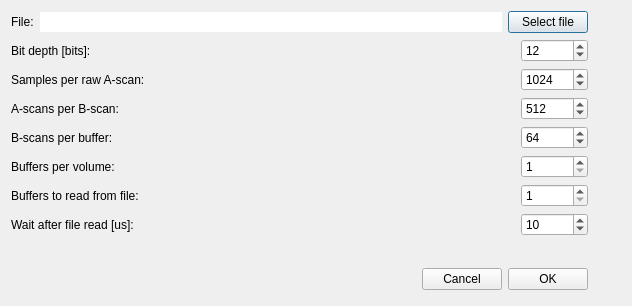
First picture: the form in octproz_project/octproz_plugins/octproz_virtual_oct_system/src/virtualoctsystemsettingsdialog.ui, repository spectralcode/OCTproZ, before the edit.
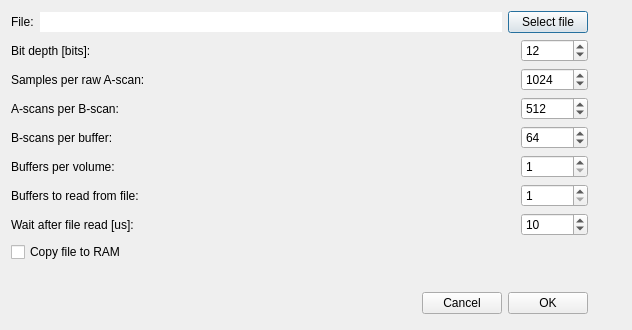
Second picture: the form after the edit. Icons and pictures are not drawn.

Patch:
```diff
--- a/octproz_project/octproz_plugins/octproz_virtual_oct_system/src/virtualoctsystemsettingsdialog.ui
+++ b/octproz_project/octproz_plugins/octproz_virtual_oct_system/src/virtualoctsystemsettingsdialog.ui
@@ -7,7 +7,7 @@
     <x>0</x>
     <y>0</y>
     <width>632</width>
-    <height>306</height>
+    <height>330</height>
    </rect>
   </property>
   <property name="sizePolicy">
@@ -354,6 +354,19 @@
        </item>
       </layout>
      </item>
+     <item>
+      <widget class="QCheckBox" name="checkBox_copyFileToRam">
+       <property name="toolTip">
+        <string>&lt;html&gt;&lt;head/&gt;&lt;body&gt;&lt;p&gt;Copy entire raw file to RAM to speed up data transfer to OCTproZ. For very large files this should be disabled. This option only has an effect if buffers to read from file is greater than two.  &lt;/p&gt;&lt;/body&gt;&lt;/html&gt;</string>
+       </property>
+       <property name="whatsThis">
+        <string>Copy entire raw file to RAM to speed up data transfer to OCTproZ. For very large files this should be disabled. This option only has an effect if buffers to read from file is greater than two. </string>
+       </property>
+       <property name="text">
+        <string>Copy file to RAM</string>
+       </property>
+      </widget>
+     </item>
      <item>
       <spacer name="verticalSpacer">
        <property name="orientation">
```
